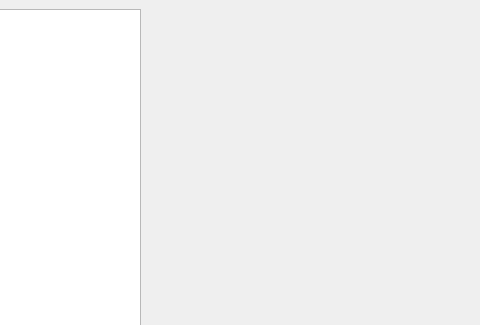
The window that Resource/UI/Library.ui (Proj-Ascension/Client) describes before a commit, drawn with Qt 5; both pictures show x 124 to 604 and y 0 to 325 of the 787 by 432 pixel window.
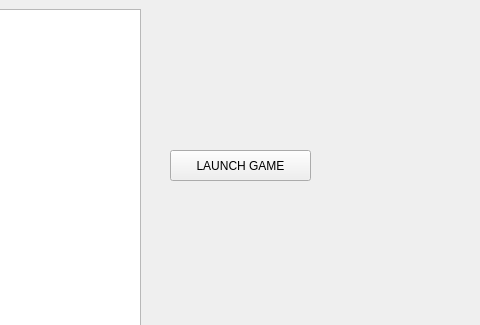
The same window after the commit.

Commit message: Launch game button

What changed in the file:
```diff
--- a/Resource/UI/Library.ui
+++ b/Resource/UI/Library.ui
@@ -108,6 +108,19 @@
        <property name="styleSheet">
         <string notr="true"/>
        </property>
+       <widget class="QPushButton" name="testLaunch">
+        <property name="geometry">
+         <rect>
+          <x>20</x>
+          <y>150</y>
+          <width>141</width>
+          <height>31</height>
+         </rect>
+        </property>
+        <property name="text">
+         <string>LAUNCH GAME</string>
+        </property>
+       </widget>
       </widget>
      </item>
     </layout>
```
The commit also changes 1 other file.
